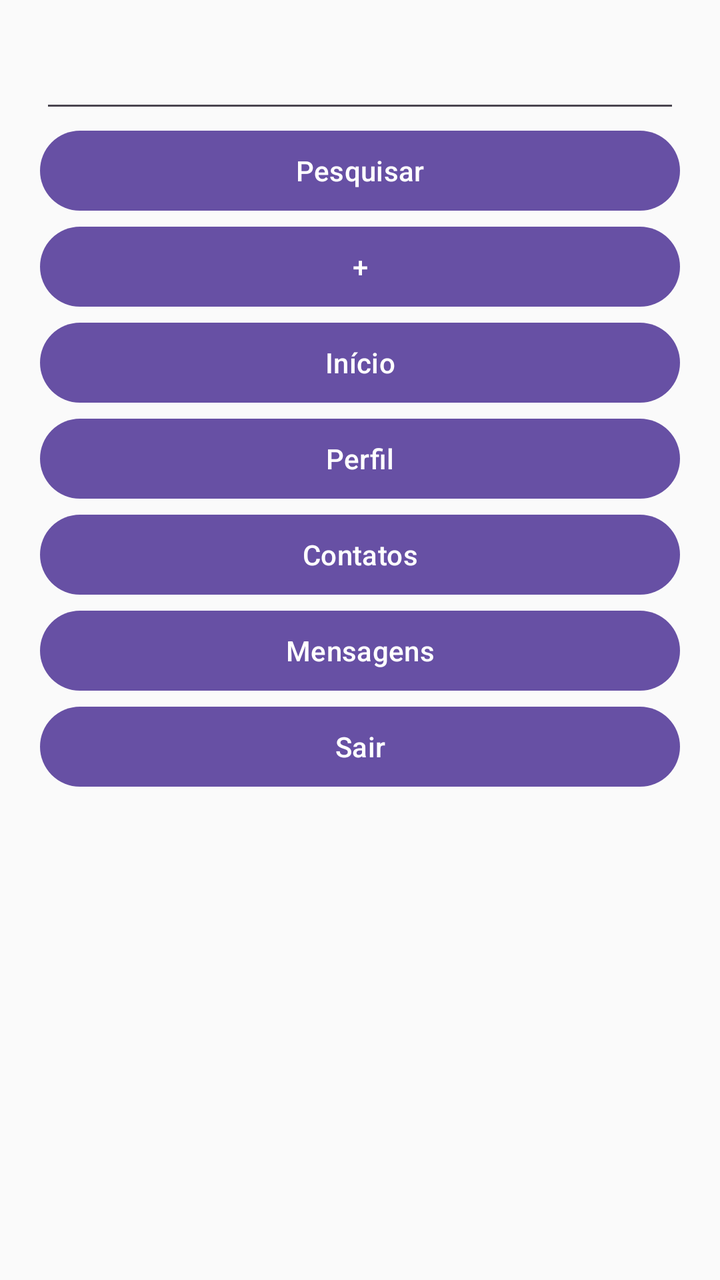
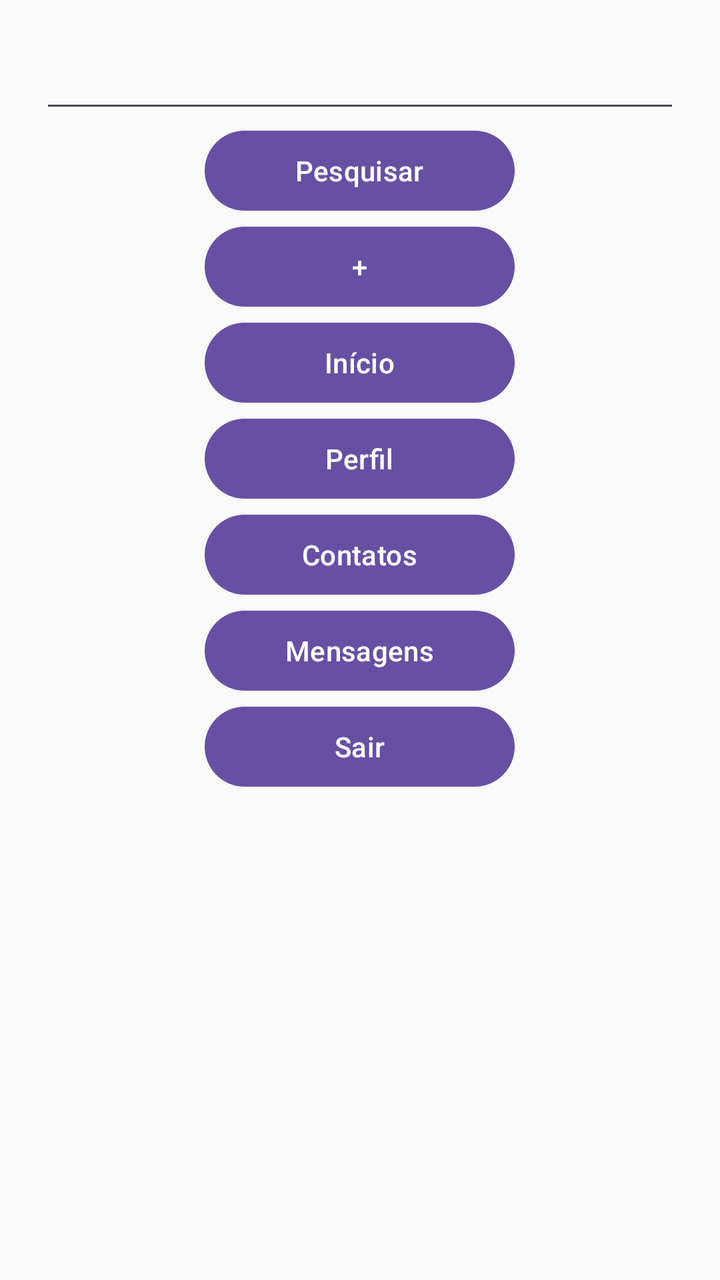

An Android layout rendered at two revisions. The XML below is the earlier revision; the diff shows what the commit changed to produce the second picture.
<!-- AndroidManifest.xml: application theme Theme.ProjetoAchadosPerdidos -->
<!-- res/layout/tela_inicio.xml -->
<?xml version="1.0" encoding="utf-8"?>
<androidx.core.widget.NestedScrollView xmlns:android="http://schemas.android.com/apk/res/android"
    xmlns:app="http://schemas.android.com/apk/res-auto"
    xmlns:tools="http://schemas.android.com/tools"
    android:layout_width="match_parent"
    android:layout_height="match_parent"
    android:background="#FAFAFA"
    android:fitsSystemWindows="true"
    android:id="@+id/TelaInicio"
    tools:context=".TelaInicio">

    <LinearLayout
        android:layout_width="match_parent"
        android:layout_height="wrap_content"
        android:orientation="vertical"
        android:padding="20dp">

        <EditText
            android:layout_width="match_parent"
            android:layout_height="wrap_content">
        </EditText>

        <Button
            android:id="@+id/buttonPesquisar"
            android:layout_width="match_parent"
            android:layout_height="wrap_content"
            android:text="Pesquisar">
        </Button>

        <Button
            android:id="@+id/buttonPostar"
            android:layout_width="match_parent"
            android:layout_height="wrap_content"
            android:text="+">
        </Button>

        <Button
            android:id="@+id/buttonInicio"
            android:layout_width="match_parent"
            android:layout_height="wrap_content"
            android:text="Início">
        </Button>

        <Button
            android:id="@+id/buttonPerfil"
            android:layout_width="match_parent"
            android:layout_height="wrap_content"
            android:text="Perfil">
        </Button>

        <Button
            android:id="@+id/buttonContato"
            android:layout_width="match_parent"
            android:layout_height="wrap_content"
            android:text="Contatos">
        </Button>

        <Button
            android:id="@+id/buttonMensagem"
            android:layout_width="match_parent"
            android:layout_height="wrap_content"
            android:text="Mensagens">
        </Button>

        <Button
            android:id="@+id/buttonSair"
            android:layout_width="match_parent"
            android:layout_height="wrap_content"
            android:text="Sair">
        </Button>

    </LinearLayout>

</androidx.core.widget.NestedScrollView>
<!-- resources referenced by this layout -->
<resources>
  <style name="Theme.ProjetoAchadosPerdidos" parent="Base.Theme.ProjetoAchadosPerdidos" />
  <style name="Base.Theme.ProjetoAchadosPerdidos" parent="Theme.Material3.DayNight.NoActionBar">
          
          
      </style>
</resources>

<!-- the commit's change to res/layout/tela_inicio.xml (unified diff, before → after) -->
@@ -22,50 +22,57 @@
 
         <Button
             android:id="@+id/buttonPesquisar"
-            android:layout_width="match_parent"
+            android:layout_width="155sp"
             android:layout_height="wrap_content"
+            android:layout_gravity="center"
             android:text="Pesquisar">
         </Button>
 
         <Button
-            android:id="@+id/buttonPostar"
-            android:layout_width="match_parent"
+            android:id="@+id/buttonCriarPostagem"
+            android:layout_width="155sp"
             android:layout_height="wrap_content"
+            android:layout_gravity="center"
             android:text="+">
         </Button>
 
         <Button
             android:id="@+id/buttonInicio"
-            android:layout_width="match_parent"
+            android:layout_width="155sp"
             android:layout_height="wrap_content"
+            android:layout_gravity="center"
             android:text="Início">
         </Button>
 
         <Button
             android:id="@+id/buttonPerfil"
-            android:layout_width="match_parent"
+            android:layout_width="155sp"
             android:layout_height="wrap_content"
+            android:layout_gravity="center"
             android:text="Perfil">
         </Button>
 
         <Button
             android:id="@+id/buttonContato"
-            android:layout_width="match_parent"
+            android:layout_width="155sp"
             android:layout_height="wrap_content"
+            android:layout_gravity="center"
             android:text="Contatos">
         </Button>
 
         <Button
             android:id="@+id/buttonMensagem"
-            android:layout_width="match_parent"
+            android:layout_width="155sp"
             android:layout_height="wrap_content"
+            android:layout_gravity="center"
             android:text="Mensagens">
         </Button>
 
         <Button
             android:id="@+id/buttonSair"
-            android:layout_width="match_parent"
+            android:layout_width="155sp"
             android:layout_height="wrap_content"
+            android:layout_gravity="center"
             android:text="Sair">
         </Button>
 
